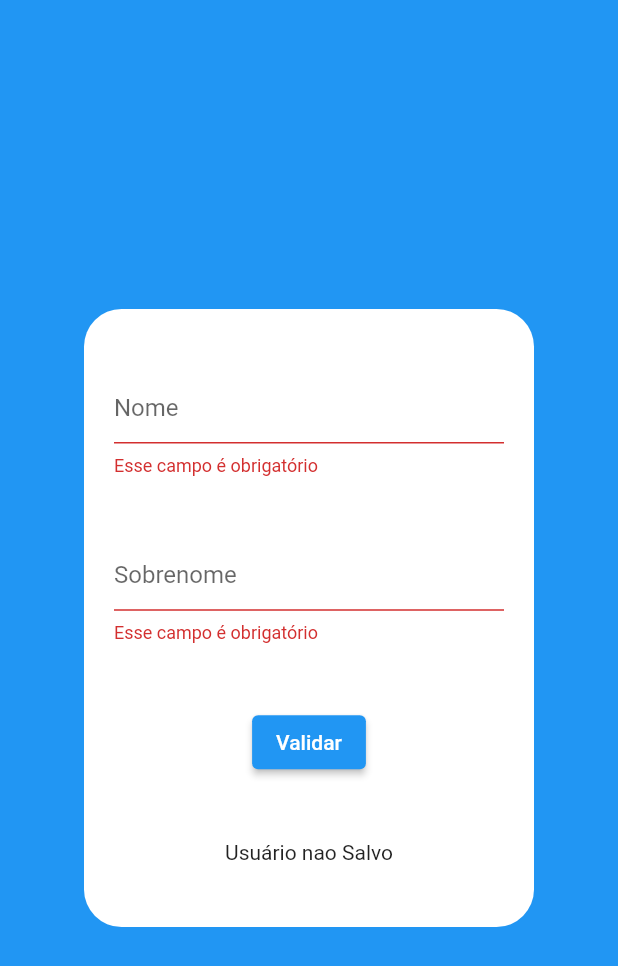
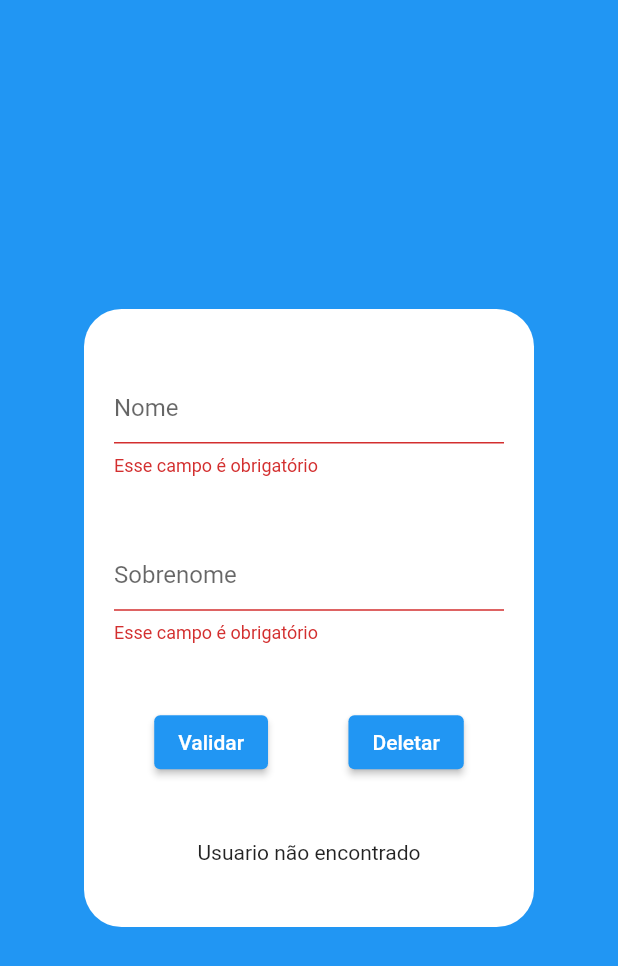
Before and after one commit to felipedelucanogueira/form_adaptativo, a Flutter app: the screen it shows after launch, after a tap on "Validar", on a phone screen of 412 x 824 dp. Shown: the top 966 px of the screen. Run offline on Flutter 3.47's test engine with Material 2 defaults, Android fonts, the phone set to English and light mode, and no system bars; our stand-ins replace flutter_secure_storage, shared_preferences, sqflite; accounts and stored records are empty.

```diff
--- a/lib/form_controller.dart
+++ b/lib/form_controller.dart
@@ -1,6 +1,7 @@
 
 
 import 'package:form_adaptativo/form_model.dart';
+import 'package:form_adaptativo/user.dart';
 
 class FormController{
   final model = FormModel();
@@ -27,4 +28,8 @@ void onChangeSurname(String surname){
     model.saveUser();
 
   }
+  void deleteUser(){
+    model.deleteUser();
+  }
+
 }
--- a/lib/form_model.dart
+++ b/lib/form_model.dart
@@ -1,18 +1,22 @@
 import 'package:form_adaptativo/internal_storage.dart';
 import 'package:form_adaptativo/secure_storage_adapter.dart';
 import 'package:form_adaptativo/shared_preferences_adapter.dart';
+import 'package:form_adaptativo/sql_adapter.dart';
+import 'package:form_adaptativo/user.dart';
 
 class FormModel{
   String? name;
   String? surname;
+  int? rowid;
 
   // set setName(String valor){
   //   this.name = valor;
   //
   // }
+
   final InternalStorageAdapter internalStorage;
 
-  FormModel({InternalStorageAdapter? internalStorageAdapter}) : internalStorage = internalStorageAdapter ?? SharedPreferencesAdapter();
+  FormModel({InternalStorageAdapter? internalStorageAdapter}) : internalStorage = internalStorageAdapter ?? SQLAdapter();
 
   void saveUser(){
     if (name == null) return;
@@ -23,6 +27,10 @@ class FormModel{
 
   Future<String> getFullName(){
     return internalStorage.getFullName();
+  }
 
+  void deleteUser(){
+    internalStorage.deleteUser(name ?? '', surname ?? '');
   }
+
 }
--- a/lib/form_view.dart
+++ b/lib/form_view.dart
@@ -1,6 +1,5 @@
 import 'package:flutter/material.dart';
 import 'package:form_adaptativo/form_controller.dart';
-
 
 class FormView extends StatefulWidget {
   @override
@@ -11,7 +10,7 @@ class _FormViewState extends State<FormView> {
   final _formKey = GlobalKey<FormState>();
   final controller = FormController();
 
-   void IsValid(){}
+  void IsValid() {}
 
   @override
   Widget build(BuildContext context) {
@@ -36,9 +35,13 @@ class _FormViewState extends State<FormView> {
                   Flexible(
                     flex: 1,
                     child: TextFormField(
+                      initialValue: controller.name,
                       decoration: InputDecoration(hintText: 'Nome'),
                       onChanged: (valor) {
+                        setState(() {
                           controller.onChangeName(valor);
+                          controller.saveUser();
+                        });
                       },
                       validator: (text) {
                         if (text == null || text.isEmpty) {
@@ -51,9 +54,13 @@ class _FormViewState extends State<FormView> {
                   Flexible(
                     flex: 1,
                     child: TextFormField(
+                      initialValue: controller.surname,
                       decoration: InputDecoration(hintText: "Sobrenome"),
                       onChanged: (text) {
+                        setState(() {
                           controller.onChangeSurname(text);
+                          controller.saveUser();
+                        });
                       },
                       validator: (text) {
                         if (text == null || text.isEmpty) {
@@ -65,35 +72,41 @@ class _FormViewState extends State<FormView> {
                   ),
                   Flexible(
                       flex: 2,
-                    child: ElevatedButton(
+                      child: Row(
+                        mainAxisAlignment: MainAxisAlignment.spaceAround,
+                        children: [
+                          ElevatedButton(
                               onPressed: () {
-                          final isValid = _formKey.currentState!.validate();
+                                final isValid =
+                                    _formKey.currentState!.validate();
                                 if (isValid) {
                                   showDialog(
                                       context: context,
                                       builder: (context) {
                                         return AlertDialog(
-                                    content:
-                                    Text("Olá ${controller.name } ${controller.surname} "),
+                                          content: Text(
+                                              "Olá ${controller.name} ${controller.surname} "),
                                         );
                                       });
                                 }
                                 controller.saveUser();
                               },
                               child: Text('Validar')),
-                  ),
-                  FutureBuilder<String>
-                    (
+                          ElevatedButton(
+                              onPressed: () {
+                                setState(() {
+                                  controller.model.deleteUser();
+                                });
+                              }, child: Text('Deletar')),
+                        ],
+                      )),
+                  FutureBuilder<String>(
                       future: controller.fullName,
-                      builder: (context ,snapshot){
-                   return  Text(snapshot.data ?? ' ');
-
+                      builder: (context, snapshot) {
+                        return Text(snapshot.data ?? ' ');
                       })
                 ],
-              )
-
-          ),
-
+              )),
         ),
       ),
     );
--- a/lib/internal_storage.dart
+++ b/lib/internal_storage.dart
@@ -1,4 +1,7 @@
+import 'package:form_adaptativo/user.dart';
+
 abstract class InternalStorageAdapter{
   void saveUser(String name , String surname);
   Future<String> getFullName();
+ void deleteUser(String name,String surname);
 }
--- a/lib/secure_storage_adapter.dart
+++ b/lib/secure_storage_adapter.dart
@@ -22,4 +22,9 @@ class SecureStorageAdapter extends InternalStorageAdapter{
       return 'Dados não Seguros';
     }
   }
+
+  @override
+  void deleteUser(String name, String surname) {
+    // TODO: implement deleteUser
+  }
 }
--- a/lib/shared_preferences_adapter.dart
+++ b/lib/shared_preferences_adapter.dart
@@ -23,4 +23,9 @@ class SharedPreferencesAdapter extends InternalStorageAdapter {
       return 'Usuário nao Salvo';
     }
   }
+
+  @override
+  void deleteUser(String name, String surname) {
+    // TODO: implement deleteUser
+  }
 }
--- a/lib/sql_adapter.dart
+++ b/lib/sql_adapter.dart
@@ -0,0 +1,71 @@
+import 'package:form_adaptativo/internal_storage.dart';
+import 'package:form_adaptativo/user.dart';
+import 'package:sqflite/sqflite.dart';
+import 'package:path/path.dart';
+
+
+class SQLAdapter extends InternalStorageAdapter{
+
+  static Database? _database;
+
+
+  Future<Database> get database async {
+    if (_database != null){
+     return _database!;
+
+    }
+    _database = await initDB();
+    print(_database?.path);
+    return _database!;
+  }
+
+
+  initDB() async{
+    String path = join(await getDatabasesPath(), 'user_database.db');
+    return await openDatabase(
+        path,
+        onCreate: (db,version){
+      return db.execute('CREATE TABLE Users(name TEXT, surname TEXT)');
+    },
+    version: 1);
+  }
+  @override
+  Future<String> getFullName() async{
+   final Database db = await database;
+   var response = await db.query('Users',
+       columns: ['rowid','name','surname'],
+       where:'rowid = ?' ,
+     whereArgs: [2]
+
+   );
+
+   if(response.isNotEmpty){
+
+     final user = User.fromMap(response.first);
+     return user.rowid.toString() + ' ' + user.name + ' ' + user.surname;
+   }else{
+     return 'Usuario não encontrado';
+   }
+
+  }
+
+  @override
+  void saveUser(String name, String surname) async {
+  final Database db = await database;
+  var user = {
+    'name': name,
+    'surname': surname
+
+  };
+  await db.insert('Users', user);
+  print('Usuario no Banco de Dados');
+  }
+
+  void deleteUser(String name ,String surname) async {
+    final Database db = await database;
+
+      await db.delete('Users' ,where:'name = ?',whereArgs: [name]);
+
+  }
+
+}
--- a/pubspec.yaml
+++ b/pubspec.yaml
@@ -30,6 +30,7 @@ dependencies:
   cupertino_icons: ^1.0.2
   shared_preferences: ^2.0.6
   flutter_secure_storage: ^4.2.0
+  sqflite: ^2.0.0+3
 
 dev_dependencies:
   flutter_test:
```
Also changed, not shown: lib/user.dart (+18 -0 lines), pubspec.lock. Lines whose indentation alone changed are shown as unchanged.
